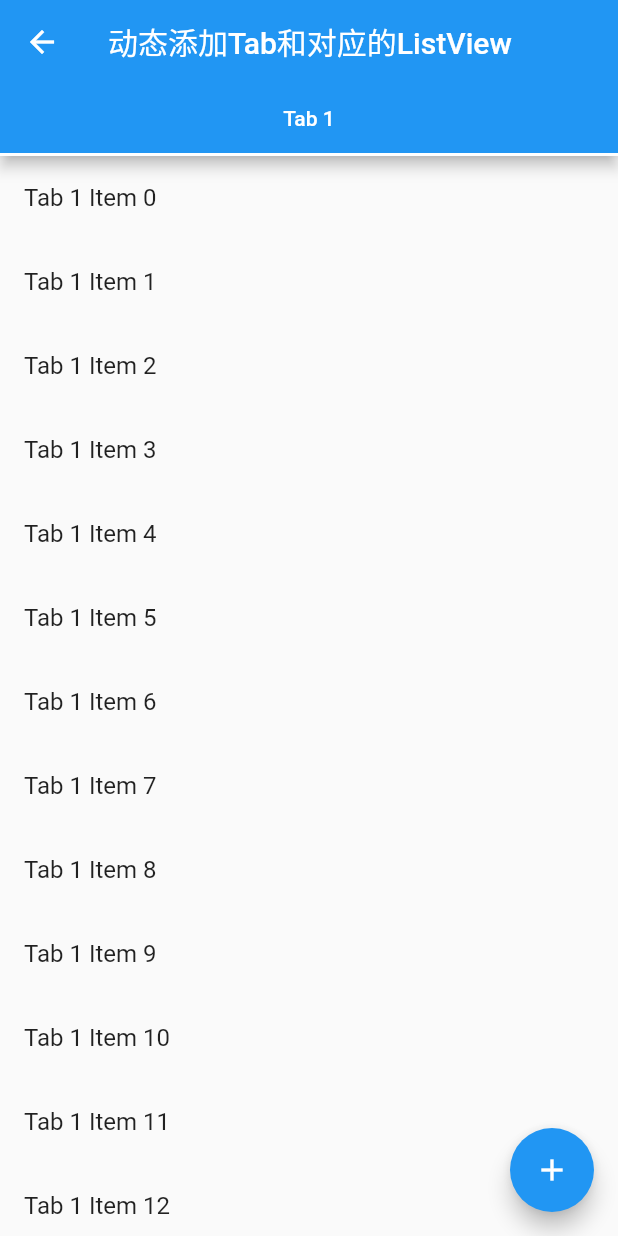
After one commit to VincentStory/flutter_control_project, a Flutter app: the screen it shows after launch, after a tap on "tab list", on a phone screen of 412 x 824 dp. The commit adds this screen. Run offline on Flutter 3.47's test engine with Material 2 defaults, Android fonts, the phone set to English and light mode, and no system bars; our stand-ins replace flutter_swiper_view; missing offline and left inert: flutter_picker.

Commit message:
添加 tablist 页面 和日期选择页面

```diff
--- a/lib/config_router.dart
+++ b/lib/config_router.dart
@@ -11,6 +11,9 @@ class ConfigRouter {
   static const String banner = '/banner';
   static const String box_decoration = '/box_decoration';
   static const String input_text = '/input_text';
+  static const String city_picker = '/city_picker';
+  static const String tab_page = '/tab_page';
+  static const String date_picker = '/date_picker';
 
 
 }
--- a/lib/main.dart
+++ b/lib/main.dart
@@ -12,6 +12,10 @@ import 'package:flutter_control_project/page/listview_page.dart';
 import 'package:flutter_control_project/page/stack_page.dart';
 import 'package:flutter_control_project/page/text_page.dart';
 
+import 'page/city_picker_page.dart';
+import 'page/date_picker_page.dart';
+import 'page/my_tablist_page.dart';
+import 'page/parent_widget.dart';
 import 'page/row_page.dart';
 
 void main() {
@@ -51,6 +55,9 @@ class MyApp extends StatelessWidget {
         ConfigRouter.circle_progress: (context) => const CircleProgressPage(progress: 10),
         ConfigRouter.box_decoration: (context) => const BoxPage(),
         ConfigRouter.input_text: (context) => const InputTextPage(),
+        ConfigRouter.city_picker: (context) => const CityPickerPage(),
+        ConfigRouter.tab_page: (context) => MyDynamicTabListViewApp(),
+        ConfigRouter.date_picker: (context) => MyParentWidget(),
       },
     );
   }
--- a/lib/page/home/home_guide_page.dart
+++ b/lib/page/home/home_guide_page.dart
@@ -110,6 +110,36 @@ class HomeGuidePage extends StatelessWidget {
                 },
                 child: const Text('验证码输入框'),
               ),
+              const SizedBox(
+                height: 10,
+              ),
+              ElevatedButton(
+                onPressed: () {
+                  Navigator.pushNamed(context, ConfigRouter.city_picker);
+                },
+                child: const Text('省市区选择器'),
+              ),
+              const SizedBox(
+                height: 10,
+              ),
+              ElevatedButton(
+                onPressed: () {
+                  Navigator.pushNamed(context, ConfigRouter.tab_page);
+                },
+                child: const Text('tab list'),
+              ),
+              const SizedBox(
+                height: 10,
+              ),
+              ElevatedButton(
+                onPressed: () {
+                  Navigator.pushNamed(context, ConfigRouter.date_picker);
+                },
+                child: const Text('时间选择器'),
+              ),
+              const SizedBox(
+                height: 100,
+              ),
             ],
           ),
         ),
--- /dev/null
+++ b/lib/page/my_tablist_page.dart
@@ -0,0 +1,78 @@
+import 'package:flutter/material.dart';
+
+class MyDynamicTabListViewApp extends StatefulWidget {
+  @override
+  _MyDynamicTabListViewAppState createState() => _MyDynamicTabListViewAppState();
+}
+
+class _MyDynamicTabListViewAppState extends State<MyDynamicTabListViewApp> with TickerProviderStateMixin {
+  late TabController _tabController;
+  List<String> _tabTitles = ['Tab 1'];
+  List<List<String>> _listData = [
+    List.generate(20, (index) => 'Tab 1 Item $index'),
+  ];
+
+  @override
+  void initState() {
+    super.initState();
+    _tabController = TabController(length: _tabTitles.length, vsync: this);
+
+  }
+
+  @override
+  void dispose() {
+    _tabController.dispose();
+    super.dispose();
+  }
+
+  void _addTab() {
+    setState(() {
+      int newIndex = _tabTitles.length + 1;
+      _tabTitles.add('Tab $newIndex');
+      _listData.add(List.generate(15, (index) => 'Tab $newIndex Item $index'));
+      _tabController = TabController(length: _tabTitles.length, vsync: this);
+      _tabController.addListener(() {
+        print('mIndex==${_tabController.index}');
+      });
+    });
+  }
+
+  @override
+  Widget build(BuildContext context) {
+    return Scaffold(
+      appBar: AppBar(
+        title: Text('动态添加Tab和对应的ListView'),
+        bottom: TabBar(
+          controller: _tabController,
+          tabs: _tabTitles.map((title) => Tab(text: title)).toList(),
+        ),
+      ),
+      body: TabBarView(
+        controller: _tabController,
+        children: _listData.map((data) => MyListView(data: data)).toList(),
+      ),
+      floatingActionButton: FloatingActionButton(
+        onPressed: _addTab,
+        child: Icon(Icons.add),
+      ),
+    );
+  }
+}
+
+class MyListView extends StatelessWidget {
+  final List<String> data;
+
+  const MyListView({Key? key, required this.data}) : super(key: key);
+
+  @override
+  Widget build(BuildContext context) {
+    return ListView.builder(
+      itemCount: data.length,
+      itemBuilder: (context, index) {
+        return ListTile(
+          title: Text(data[index]),
+        );
+      },
+    );
+  }
+}
--- a/pubspec.yaml
+++ b/pubspec.yaml
@@ -48,6 +48,7 @@ dev_dependencies:
   flutter_lints: ^2.0.0
   flutter_swiper_view: ^1.1.8
   provider: ^6.0.5
+  flutter_picker: ^2.1.0
 
 # For information on the generic Dart part of this file, see the
 # following page: https://dart.dev/tools/pub/pubspec
```
Also changed, not shown: lib/page/city_picker_page.dart (added, +308 -0 lines), lib/page/date_picker_page.dart (added, +51 -0 lines), lib/page/parent_widget.dart (added, +59 -0 lines), lib/page/tablist_page.dart (added, +62 -0 lines), pubspec.lock, 4 other files.
